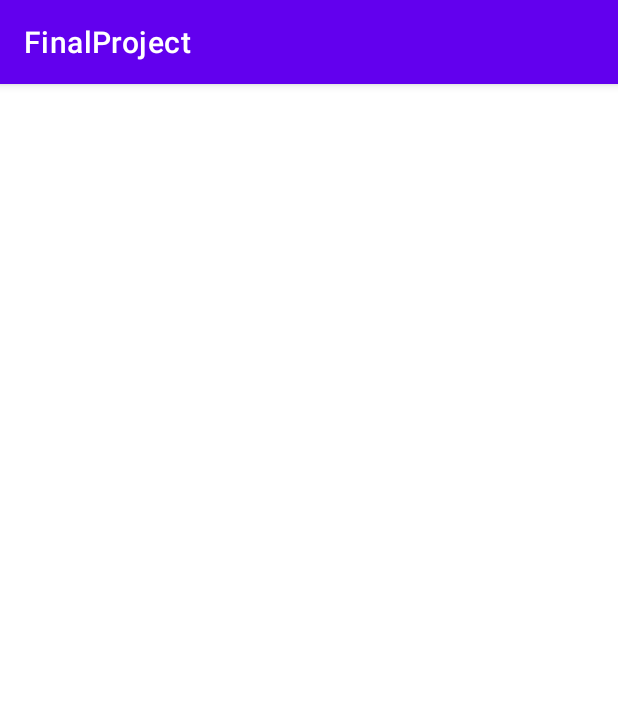
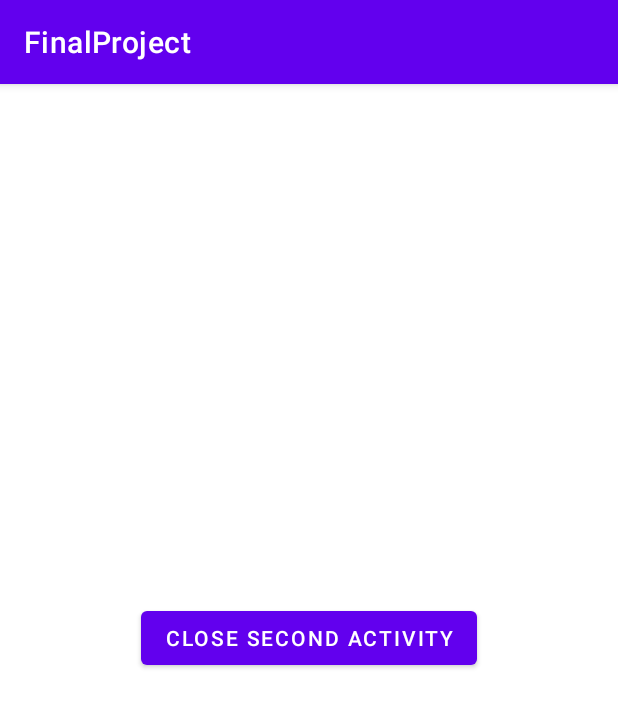
Before and after one commit to b21tilbe/FinalProject, an Android app: the activity_second screen opened directly, with no data from a screen before it, on a phone screen of 412 x 824 dp. Shown: the top 707 px of the screen. Run offline under Robolectric (Android 15) with nearby library versions, the phone set to English and light mode, and no system bars.

Commit message:
Skapat knappar i båda activity filerna. Sedan kopplat dem med varandra

```diff
--- a/app/src/main/java/com/example/finalproject/activity_second.java
+++ b/app/src/main/java/com/example/finalproject/activity_second.java
@@ -2,13 +2,31 @@ package com.example.finalproject;
 
 import androidx.appcompat.app.AppCompatActivity;
 
+import android.content.Intent;
 import android.os.Bundle;
+import android.view.View;
+import android.widget.Button;
 
 public class activity_second extends AppCompatActivity {
+
+    Button close;
 
     @Override
     protected void onCreate(Bundle savedInstanceState) {
         super.onCreate(savedInstanceState);
         setContentView(R.layout.activity_second);
+
+        close = findViewById(R.id.close_second_activity);
+        close.setOnClickListener(new View.OnClickListener() {
+            @Override
+            public void onClick(View view) {
+                Intent intent = new Intent(activity_second.this, MainActivity.class);
+                startActivity(intent);
+            }
+        });
+
+
     }
+
+
 }
--- a/app/src/main/res/layout/activity_second.xml
+++ b/app/src/main/res/layout/activity_second.xml
@@ -6,4 +6,27 @@
     android:layout_height="match_parent"
     tools:context=".activity_second">
 
+    <TextView
+        android:id="@+id/about"
+        android:layout_width="match_parent"
+        android:layout_height="wrap_content"
+        app:layout_constraintStart_toStartOf="parent"
+        app:layout_constraintTop_toTopOf="parent"
+
+        />
+
+    <Button
+        android:id="@+id/close_second_activity"
+        android:layout_width="wrap_content"
+        android:layout_height="wrap_content"
+        android:text="Close second activity"
+        android:layout_marginBottom="30dp"
+        app:layout_constraintBottom_toBottomOf="parent"
+        app:layout_constraintEnd_toEndOf="parent"
+        app:layout_constraintLeft_toLeftOf="parent"
+        app:layout_constraintRight_toRightOf="parent"
+        app:layout_constraintStart_toStartOf="parent"
+        app:layout_constraintTop_toTopOf="parent"
+        />
+
 </androidx.constraintlayout.widget.ConstraintLayout>
```
Also changed, not shown: app/src/main/java/com/example/finalproject/MainActivity.java (+12 -0 lines), app/src/main/res/layout/activity_main.xml (+12 -0 lines).
